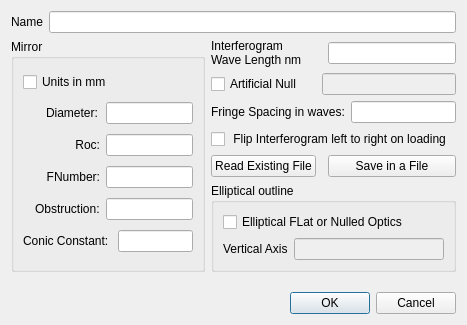
This is mirrordlg.ui in githubdoe/DFTFringe as Qt 5 draws it before an edit. The edited form follows.
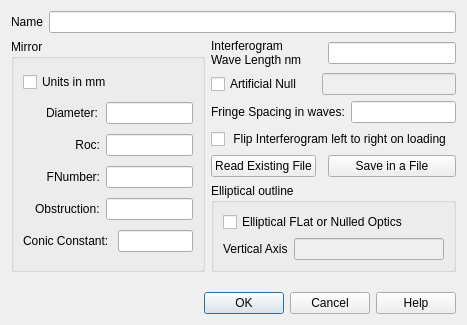
This is the edited form.

Patch:
```diff
--- a/mirrordlg.ui
+++ b/mirrordlg.ui
@@ -80,7 +80,7 @@
       <enum>Qt::Horizontal</enum>
      </property>
      <property name="standardButtons">
-      <set>QDialogButtonBox::Cancel|QDialogButtonBox::Ok</set>
+      <set>QDialogButtonBox::Cancel|QDialogButtonBox::Help|QDialogButtonBox::Ok</set>
      </property>
     </widget>
    </item>
```
Left out of the diff: 4 changed lines with no effect on the pictures.
